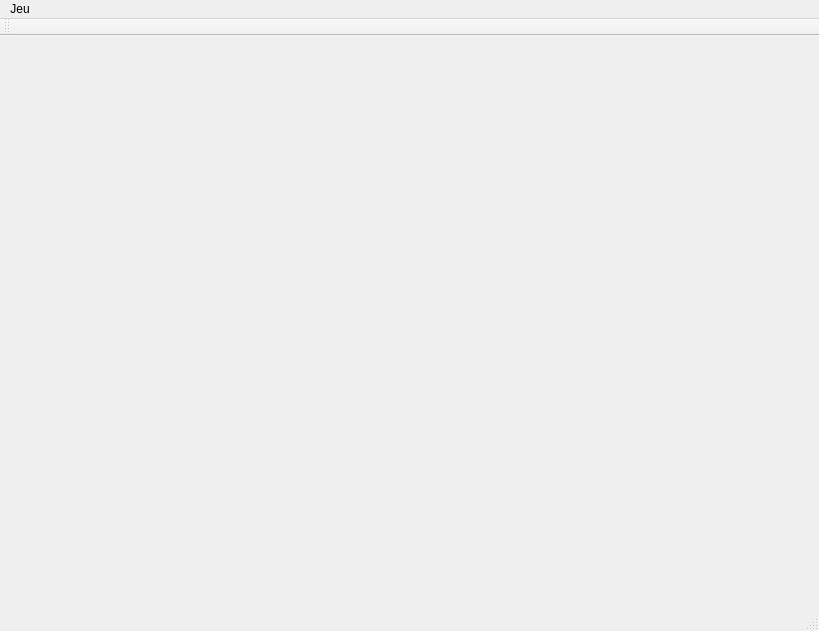
Qt form QTCyberSerpent/qtcyberserpent.ui (Zilmerx/QTCyberSerpent) before a commit.
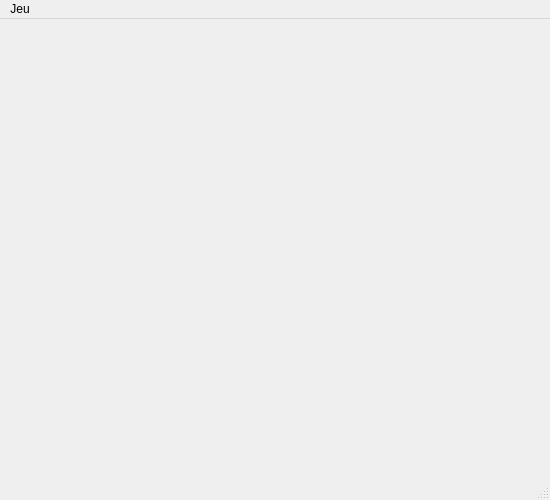
The same form after that commit.

```diff
--- a/QTCyberSerpent/qtcyberserpent.ui
+++ b/QTCyberSerpent/qtcyberserpent.ui
@@ -6,8 +6,8 @@
    <rect>
     <x>0</x>
     <y>0</y>
-    <width>819</width>
-    <height>631</height>
+    <width>550</width>
+    <height>500</height>
    </rect>
   </property>
   <property name="windowTitle">
@@ -19,11 +19,11 @@
     <rect>
      <x>0</x>
      <y>0</y>
-     <width>819</width>
+     <width>550</width>
      <height>21</height>
     </rect>
    </property>
-   <widget class="QMenu" name="menuHERPDERP">
+   <widget class="QMenu" name="menuMain">
     <property name="title">
      <string>Jeu</string>
     </property>
@@ -31,15 +31,7 @@
     <addaction name="actionOptions"/>
     <addaction name="actionQuitter"/>
    </widget>
-   <addaction name="menuHERPDERP"/>
-  </widget>
-  <widget class="QToolBar" name="mainToolBar">
-   <attribute name="toolBarArea">
-    <enum>TopToolBarArea</enum>
-   </attribute>
-   <attribute name="toolBarBreak">
-    <bool>false</bool>
-   </attribute>
+   <addaction name="menuMain"/>
   </widget>
   <widget class="QStatusBar" name="statusBar"/>
   <action name="actionCECI_EST_UN_BOUTONN">
```
Left out of the diff: 4 changed lines with no effect on the pictures.
